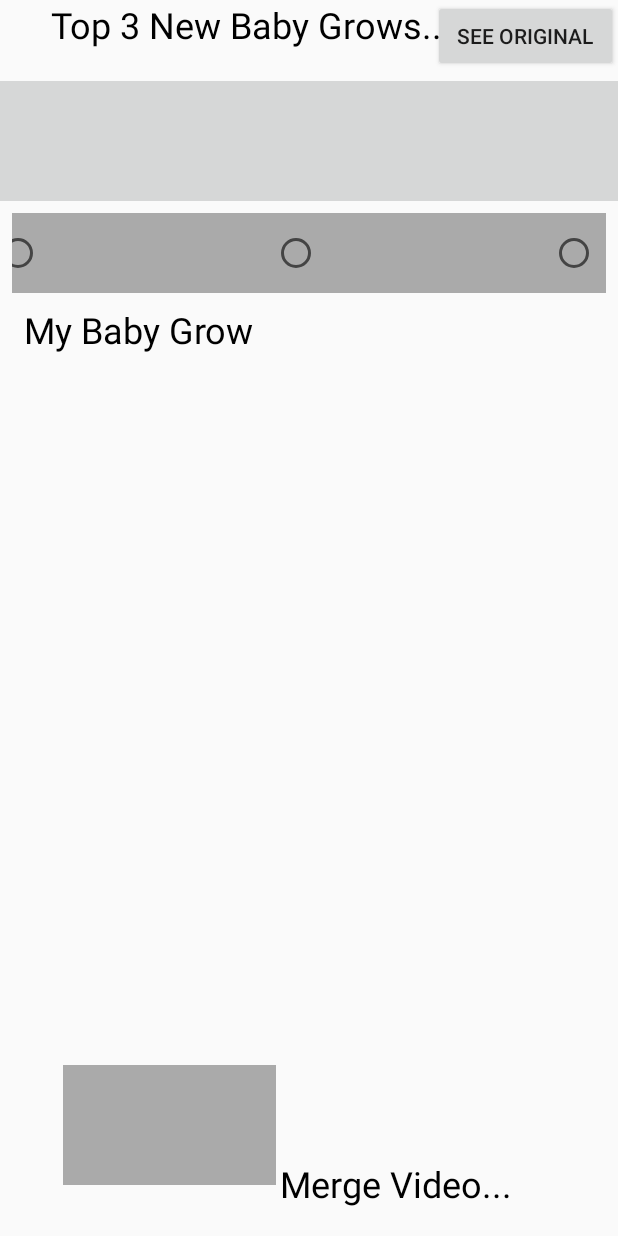
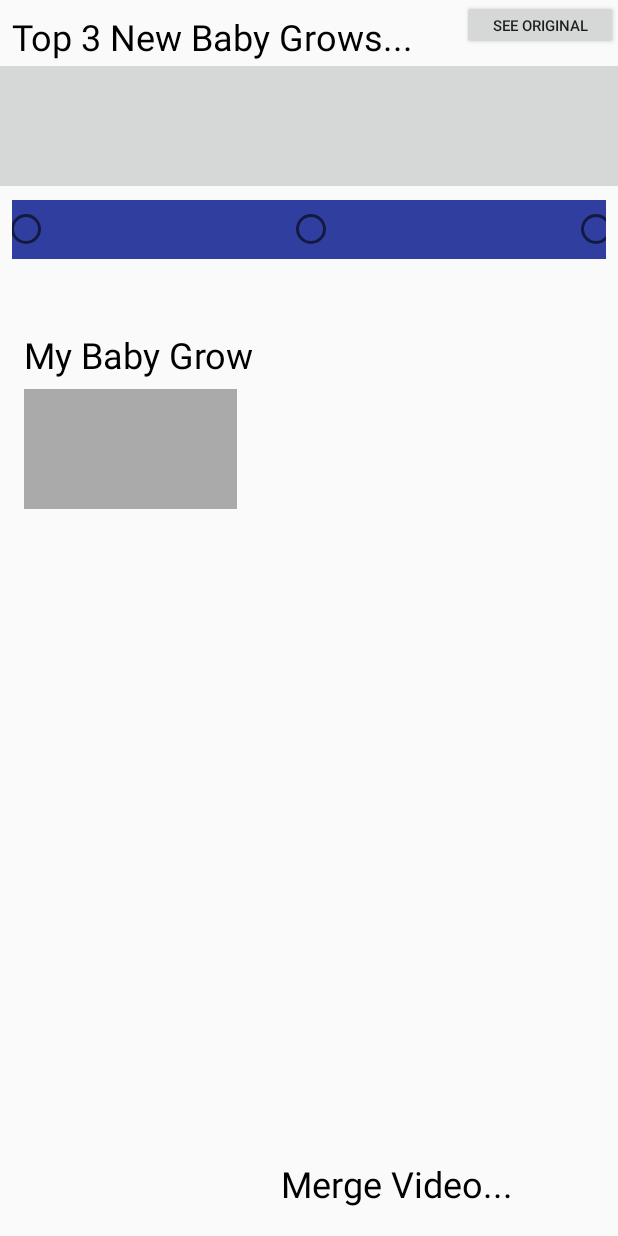
Before and after one commit to borisblanc/GrowBabyGrow, an Android app: the layout content_video_edit.xml on its own in the app's theme, with its tools: preview values and no code run, on a phone screen of 412 x 824 dp. Run offline under Robolectric (Android 15) with nearby library versions, the phone set to English and light mode, and no system bars.

Commit message:
save main and exit

```diff
--- a/app/src/main/java/com/app/growbabygrow/Classes/Camera2Source.java
+++ b/app/src/main/java/com/app/growbabygrow/Classes/Camera2Source.java
@@ -57,6 +57,8 @@ import java.util.Map;
 import java.util.TreeMap;
 import java.util.concurrent.Semaphore;
 import java.util.concurrent.TimeUnit;
+
+import javax.xml.transform.Source;
 
 import static android.hardware.camera2.CameraMetadata.CONTROL_VIDEO_STABILIZATION_MODE_ON;
 
--- a/app/src/main/res/layout/content_video_edit.xml
+++ b/app/src/main/res/layout/content_video_edit.xml
@@ -10,19 +10,16 @@
 
     <TextView
         android:id="@+id/textViewBGTitle"
-        android:layout_width="166dp"
-        android:layout_height="35dp"
-        android:layout_marginEnd="59dp"
+        android:layout_width="165dp"
+        android:layout_height="31dp"
         android:text="My Baby Grow"
         android:textColor="@android:color/black"
         android:textSize="24sp"
+        android:layout_marginStart="16dp"
         android:layout_marginLeft="16dp"
         app:layout_constraintLeft_toLeftOf="parent"
-        android:layout_marginBottom="8dp"
-        app:layout_constraintBottom_toTopOf="@+id/imageViewBGMain"
-        android:layout_marginTop="8dp"
-        app:layout_constraintTop_toBottomOf="@+id/radioGroup"
-        app:layout_constraintVertical_bias="0.0" />
+        android:layout_marginTop="47dp"
+        app:layout_constraintTop_toBottomOf="@+id/radioGroupPrev" />
 
     <ImageView
         android:id="@+id/imageViewPrev3"
@@ -32,7 +29,7 @@
         app:srcCompat="?attr/colorButtonNormal"
         app:layout_constraintRight_toRightOf="parent"
         app:layout_constraintLeft_toRightOf="@+id/imageViewPrev2"
-        android:layout_marginTop="22dp"
+        android:layout_marginTop="4dp"
         app:layout_constraintTop_toBottomOf="@+id/textViewNewTitle" />
 
     <ImageView
@@ -44,9 +41,7 @@
         app:layout_constraintRight_toLeftOf="@+id/imageViewPrev3"
         app:layout_constraintLeft_toRightOf="@+id/imageViewPrev1"
         app:layout_constraintBottom_toBottomOf="@+id/imageViewPrev3"
-        android:layout_marginTop="8dp"
-        app:layout_constraintTop_toBottomOf="@+id/textViewNewTitle"
-        app:layout_constraintVertical_bias="1.0" />
+        app:layout_constraintVertical_bias="0.0" />
 
     <ImageView
         android:id="@+id/imageViewPrev1"
@@ -57,90 +52,98 @@
         app:layout_constraintLeft_toLeftOf="parent"
         app:layout_constraintRight_toLeftOf="@+id/imageViewPrev2"
         app:layout_constraintBottom_toBottomOf="@+id/imageViewPrev2"
-        android:layout_marginTop="8dp"
-        app:layout_constraintTop_toBottomOf="@+id/textViewNewTitle"
-        app:layout_constraintVertical_bias="1.0" />
+        app:layout_constraintVertical_bias="0.071" />
 
     <TextView
         android:id="@+id/textViewNewTitle"
         android:layout_width="324dp"
         android:layout_height="32dp"
-        android:layout_marginLeft="34dp"
-        android:layout_marginStart="34dp"
-        android:layout_marginTop="0dp"
         android:text="Top 3 New Baby Grows..."
         android:textColor="@android:color/black"
         android:textSize="24sp"
+        android:layout_marginLeft="8dp"
         app:layout_constraintLeft_toLeftOf="parent"
-        app:layout_constraintTop_toTopOf="parent" />
+        app:layout_constraintTop_toTopOf="parent"
+        android:layout_marginTop="8dp"
+        android:layout_marginStart="8dp" />
 
 
     <Button
         android:id="@+id/buttonSeeOrig"
-        android:layout_width="123dp"
-        android:layout_height="48dp"
+        android:layout_width="104dp"
+        android:layout_height="33dp"
         android:text="See Original"
+        android:textSize="10sp"
         app:layout_constraintRight_toRightOf="parent"
-        app:layout_constraintTop_toTopOf="parent" />
+        app:layout_constraintTop_toTopOf="parent"
+        tools:layout_editor_absoluteX="488dp"
+        android:layout_marginTop="0dp"
+        android:layout_marginRight="0dp" />
 
     <TextView
-        android:id="@+id/textView"
-        android:layout_width="166dp"
+        android:id="@+id/textViewFab"
+        android:layout_width="165dp"
         android:layout_height="35dp"
         android:layout_marginBottom="16dp"
-        android:layout_marginRight="59dp"
+        android:layout_marginEnd="59dp"
+        android:layout_marginRight="16dp"
         android:text="Merge Video..."
         android:textColor="@android:color/black"
         android:textSize="24sp"
         app:layout_constraintBottom_toBottomOf="parent"
-        app:layout_constraintRight_toRightOf="parent"
-        android:layout_marginEnd="59dp" />
+        app:layout_constraintRight_toRightOf="parent" />
+
+    <ImageView
+        android:id="@+id/imageViewBGMain"
+        android:layout_width="142dp"
+        android:layout_height="80dp"
+        app:srcCompat="@android:color/darker_gray"
+        app:layout_constraintBottom_toBottomOf="parent"
+        android:layout_marginBottom="16dp"
+        android:layout_marginLeft="16dp"
+        app:layout_constraintLeft_toLeftOf="parent"
+        android:layout_marginTop="8dp"
+        app:layout_constraintTop_toBottomOf="@+id/textViewBGTitle"
+        app:layout_constraintVertical_bias="0.0"
+        android:layout_marginStart="16dp" />
 
     <RadioGroup
-        android:id="@+id/radioGroup"
+        android:id="@+id/radioGroupPrev"
         android:layout_width="match_parent"
-        android:layout_height="53dp"
+        android:layout_height="39dp"
+        android:layout_marginEnd="8dp"
         android:layout_marginLeft="8dp"
         android:layout_marginRight="8dp"
-        android:layout_marginTop="8dp"
-        android:background="@android:color/darker_gray"
+        android:layout_marginStart="8dp"
+        android:layout_marginTop="9dp"
+        android:background="@color/colorPrimaryDark"
         android:gravity="center"
         android:orientation="horizontal"
-        app:layout_constraintHorizontal_bias="0.666"
+        app:layout_constraintHorizontal_bias="1.0"
         app:layout_constraintLeft_toLeftOf="parent"
         app:layout_constraintRight_toRightOf="parent"
         app:layout_constraintTop_toBottomOf="@+id/imageViewPrev2">
 
         <RadioButton
-            android:id="@+id/radioButton4"
-            android:layout_width="50dp"
+            android:id="@+id/radioButtonprev1"
+            android:layout_width="30dp"
             android:layout_height="wrap_content"
             android:layout_weight="0.00" />
 
         <RadioButton
-            android:id="@+id/radioButton5"
-            android:layout_width="50dp"
+            android:id="@+id/radioButtonprev2"
+            android:layout_width="30dp"
             android:layout_height="wrap_content"
-            android:layout_marginLeft="135dp"
-            android:layout_marginRight="135dp"
+            android:layout_marginLeft="160dp"
+            android:layout_marginRight="160dp"
             android:layout_weight="0.00" />
 
         <RadioButton
-            android:id="@+id/radioButton6"
-            android:layout_width="50dp"
+            android:id="@+id/radioButtonprev3"
+            android:layout_width="30dp"
             android:layout_height="wrap_content"
             android:layout_weight="0.00" />
     </RadioGroup>
 
-    <ImageView
-        android:id="@+id/imageViewBGMain"
-        android:layout_width="142dp"
-        android:layout_height="80dp"
-        android:layout_marginBottom="34dp"
-        android:layout_marginLeft="42dp"
-        app:layout_constraintBottom_toBottomOf="parent"
-        app:layout_constraintLeft_toLeftOf="parent"
-        app:srcCompat="@android:color/darker_gray" />
-
 
 </android.support.constraint.ConstraintLayout>
```
Also changed, not shown: app/src/main/java/com/app/growbabygrow/CaptureActivity.java (+3 -11 lines), app/src/main/java/com/app/growbabygrow/Classes/Utils.java (+8 -0 lines), app/src/main/java/com/app/growbabygrow/MainMenuActivity.java (+0 -8 lines), app/src/main/java/com/app/growbabygrow/VideoEditActivity.java (+173 -53 lines).
